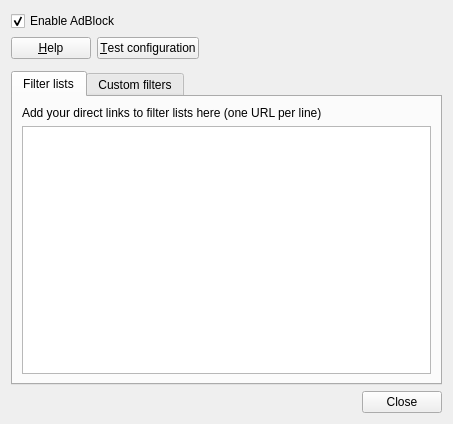
Before: the Qt Designer form src/librssguard/network-web/adblock/adblockdialog.ui in martinrotter/rssguard, drawn with Qt 5.
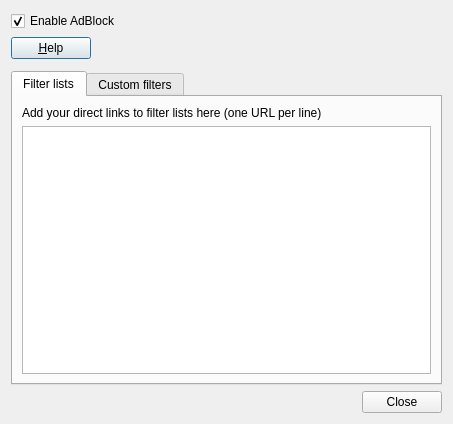
After: the same form once the commit is applied. Custom widgets are drawn as their Qt base class.

```diff
--- a/src/librssguard/network-web/adblock/adblockdialog.ui
+++ b/src/librssguard/network-web/adblock/adblockdialog.ui
@@ -1,7 +1,7 @@
 <?xml version="1.0" encoding="UTF-8"?>
 <ui version="4.0">
  <class>AdBlockDialog</class>
- <widget class="QWidget" name="AdBlockDialog">
+ <widget class="QDialog" name="AdBlockDialog">
   <property name="windowModality">
    <enum>Qt::NonModal</enum>
   </property>
@@ -33,13 +33,6 @@
        </property>
       </widget>
      </item>
-     <item>
-      <widget class="QPushButton" name="m_btnTest">
-       <property name="text">
-        <string>&amp;Test configuration</string>
-       </property>
-      </widget>
-     </item>
      <item>
       <spacer name="horizontalSpacer">
        <property name="orientation">
```
Left out of the diff: 36 changed lines with no effect on the pictures.
